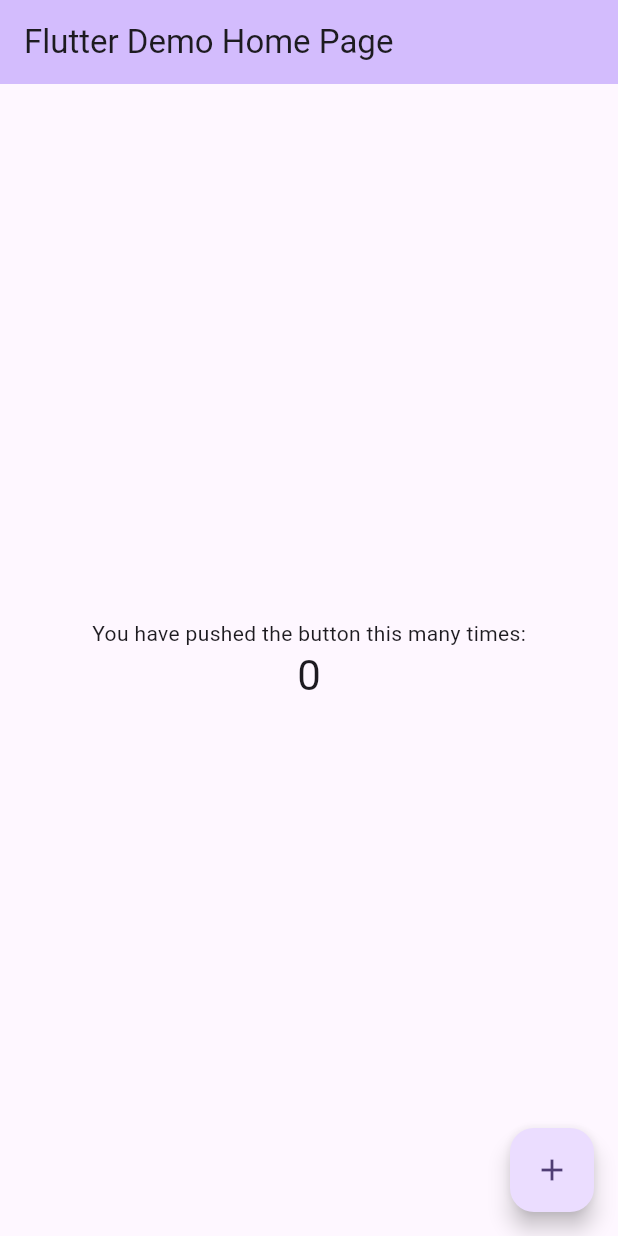
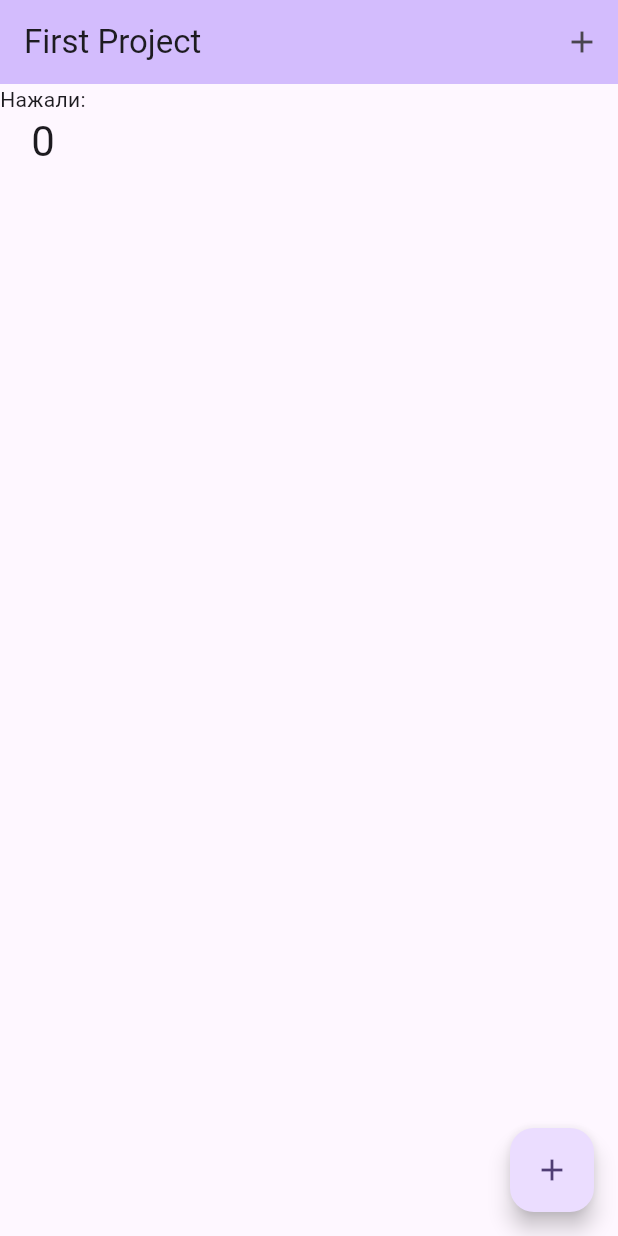
Before and after one commit to lilpumpy19/Dart, a Flutter app: the screen it shows after launch, on a phone screen of 412 x 824 dp. Run offline on Flutter 3.47's test engine with Material 3 defaults, Android fonts, the phone set to English and light mode, and no system bars.

Commit message:
добавлен плюс слева сверху

```diff
--- a/lib/main.dart
+++ b/lib/main.dart
@@ -10,12 +10,12 @@ class MyApp extends StatelessWidget {
   @override
   Widget build(BuildContext context) {
     return MaterialApp(
-      title: 'Flutter Demo',
+      title: 'The best app in the WORLD',
       theme: ThemeData(
         colorScheme: ColorScheme.fromSeed(seedColor: Colors.deepPurple),
         useMaterial3: true,
       ),
-      home: const MyHomePage(title: 'Flutter Demo Home Page'),
+      home: const MyHomePage(title: 'First Project'),
     );
   }
 }
@@ -44,19 +44,27 @@ class _MyHomePageState extends State<MyHomePage> {
       appBar: AppBar(
           backgroundColor: Theme.of(context).colorScheme.inversePrimary,
           title: Text(widget.title),
-      ),
+          actions: <Widget>[
+            IconButton(
+              icon: const Icon(Icons.add),
+              onPressed: _incrementCounter,
+            )
+          ]),
       body: Center(
+        child: Align(
+          alignment: Alignment.topLeft,
           child: Column(
-          mainAxisAlignment: MainAxisAlignment.center,
+            crossAxisAlignment: CrossAxisAlignment.center,
             children: <Widget>[
               const Text(
-              'You have pushed the button this many times:',
+                'Нажали:',
               ),
               Text(
                 '$_counter',
                 style: Theme.of(context).textTheme.headlineMedium,
               ),
             ],
+          ),
         ),
       ),
       floatingActionButton: FloatingActionButton(
```
Lines whose indentation alone changed are shown as unchanged.
